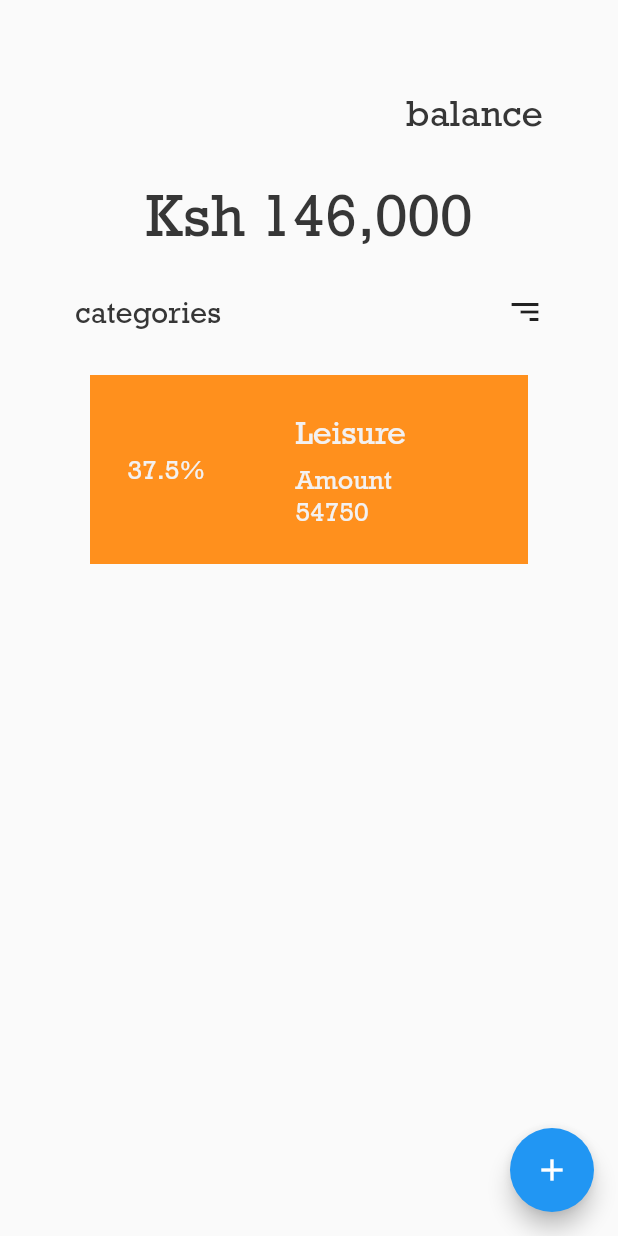
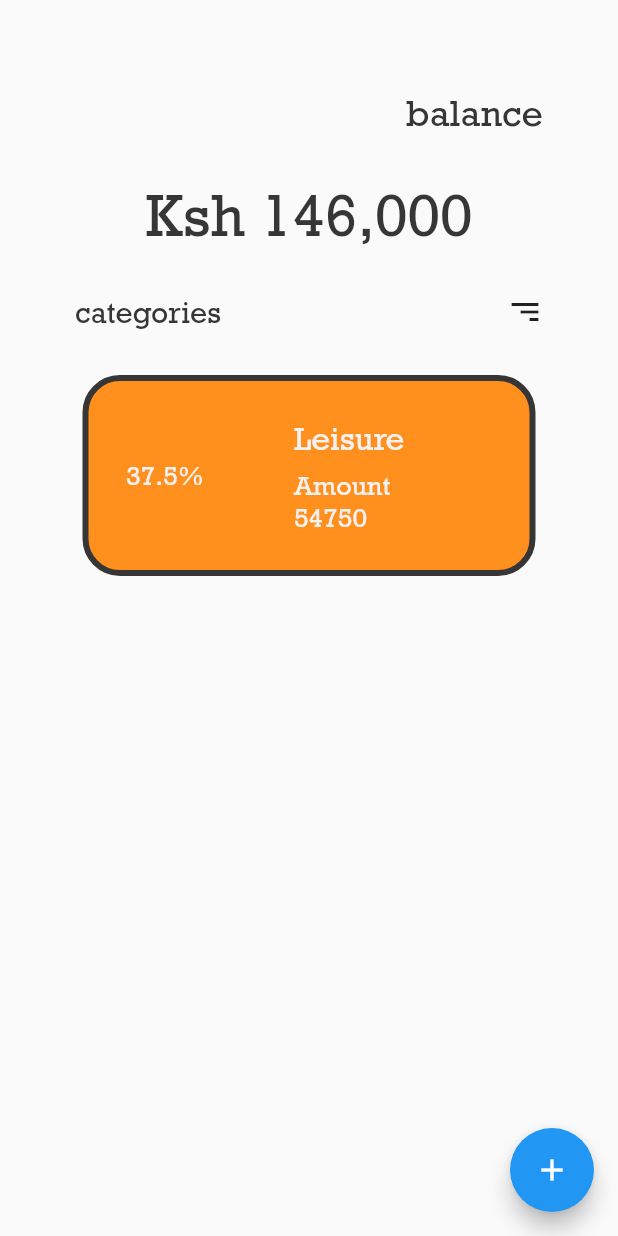
Before and after one commit to RichardMbingi/proportions, a Flutter app: the screen it shows after launch, on a phone screen of 412 x 824 dp. Run offline on Flutter 3.47's test engine with Material 2 defaults, Android fonts, the phone set to English and light mode, and no system bars.

Commit message:
Add border, border radius and color to card design

```diff
--- a/lib/src/widgets/category_card.dart
+++ b/lib/src/widgets/category_card.dart
@@ -4,8 +4,15 @@ Widget categoryCard() {
 
     //TODO: Make border radius and color(black)
     return Container(
-      color: Color(0xFFFF901D),
-      margin: EdgeInsets.fromLTRB(60.0, 30.0, 60.0, 5.0),
+      decoration: BoxDecoration(
+        border: Border.all(
+          color: Color(0xFF363636),
+          width: 4.0
+        ),
+        color: Color(0xFFFF901D),
+        borderRadius: BorderRadius.circular(25.0),
+      ),
+      margin: EdgeInsets.fromLTRB(55.0, 30.0, 55.0, 5.0),
       padding: EdgeInsets.all(25.0),
       child: Row(
         children: <Widget>[
```
